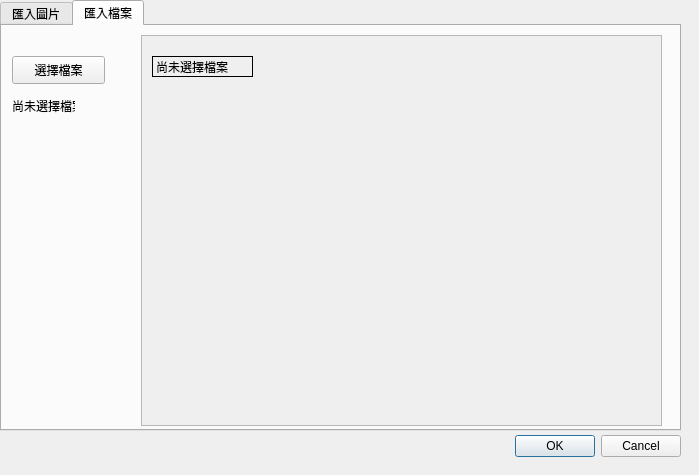
Before: the Qt Designer form imageimportdialog.ui in markscat/SH1106_GUI_Design, drawn with Qt 5.
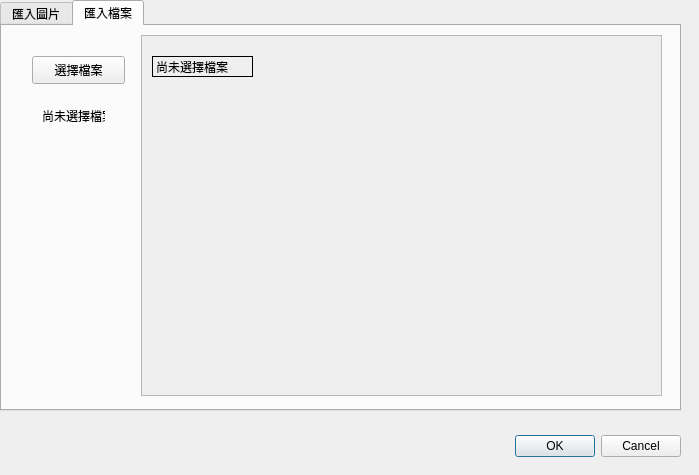
After: the same form once the commit is applied.

Patch:
```diff
--- a/imageimportdialog.ui
+++ b/imageimportdialog.ui
@@ -35,7 +35,7 @@
      <x>0</x>
      <y>0</y>
      <width>681</width>
-     <height>431</height>
+     <height>411</height>
     </rect>
    </property>
    <property name="currentIndex">
@@ -524,7 +524,7 @@
     <widget class="QPushButton" name="Openfile_pushButton">
      <property name="geometry">
       <rect>
-       <x>10</x>
+       <x>30</x>
        <y>30</y>
        <width>93</width>
        <height>28</height>
@@ -537,8 +537,8 @@
     <widget class="QLabel" name="lbl_FilePath">
      <property name="geometry">
       <rect>
-       <x>10</x>
-       <y>70</y>
+       <x>40</x>
+       <y>80</y>
        <width>63</width>
        <height>19</height>
       </rect>
@@ -553,7 +553,7 @@
        <x>139</x>
        <y>9</y>
        <width>521</width>
-       <height>391</height>
+       <height>361</height>
       </rect>
      </property>
      <property name="widgetResizable">
@@ -565,7 +565,7 @@
         <x>0</x>
         <y>0</y>
         <width>519</width>
-        <height>389</height>
+        <height>359</height>
        </rect>
       </property>
       <widget class="QLabel" name="label_FilePreview">
```
Left out of the diff: 2 changed lines with no effect on the pictures.
